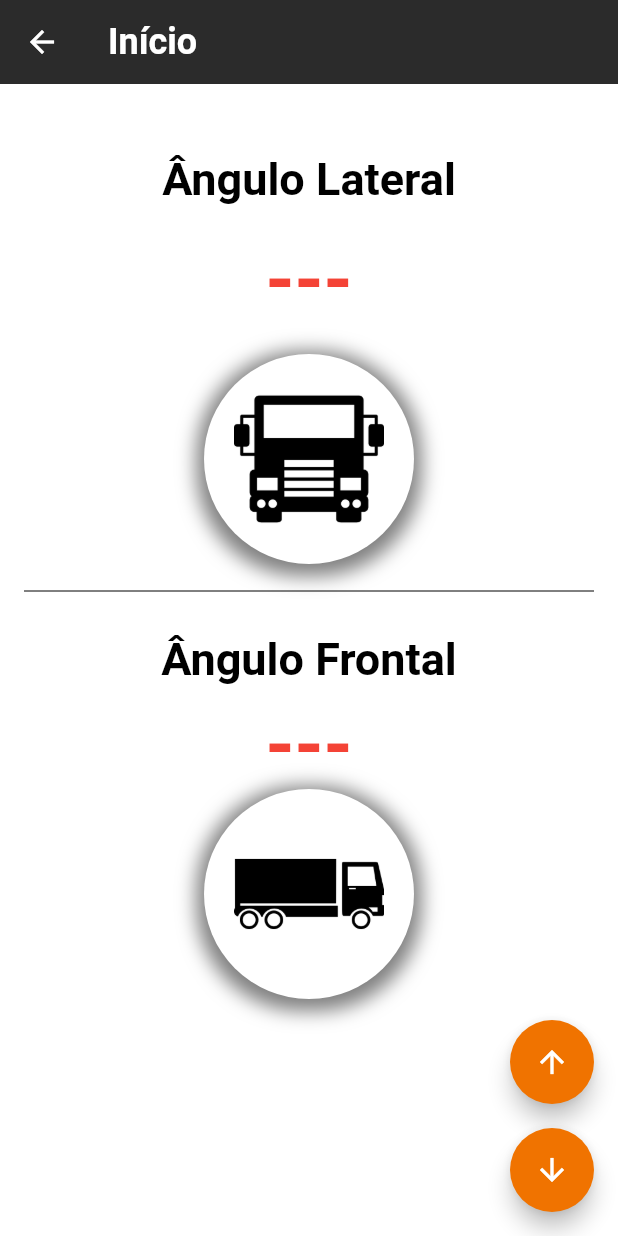
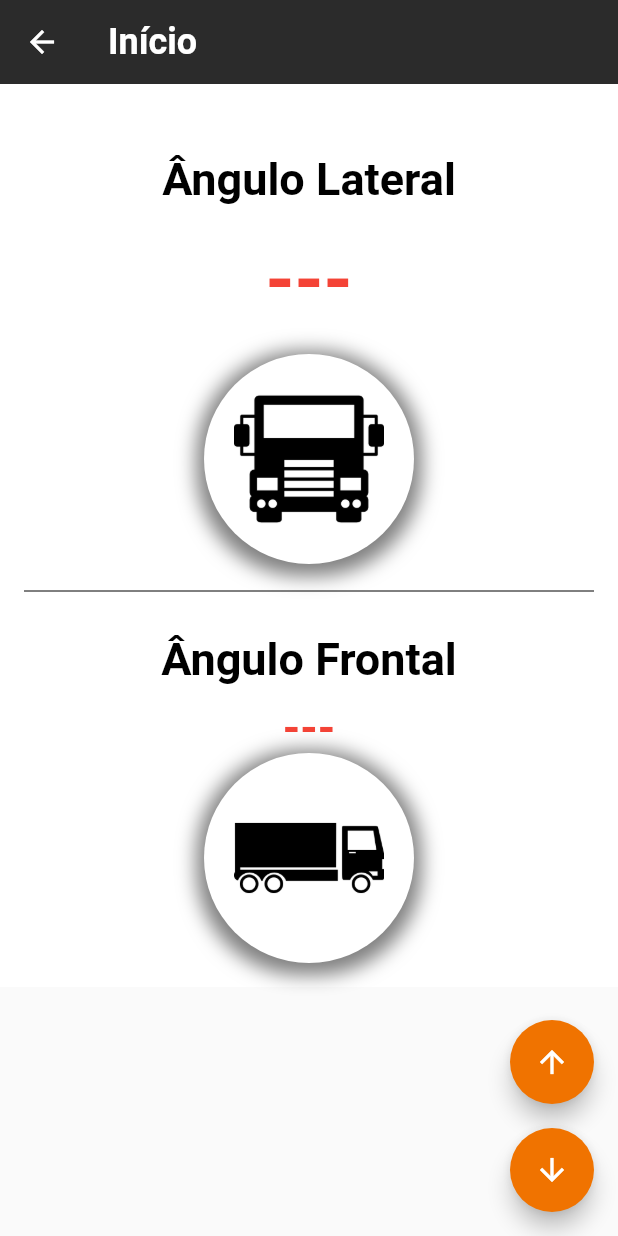
Before and after one commit to ramonVSCorrea/aplicativo_inclinometro, a Flutter app: the HomePage screen opened by its route, on a phone screen of 412 x 824 dp. Run offline on Flutter 3.47's test engine with Material 2 defaults, Android fonts, the phone set to English and light mode, and no system bars; our stand-ins replace flutter_bluetooth_serial, permission_handler, shared_preferences, sqflite; accounts and stored records are empty; Roboto replaces fonts that are missing (Poppins).

Commit message:
Fix home page

```diff
--- a/lib/views/home_page.dart
+++ b/lib/views/home_page.dart
@@ -5,14 +5,10 @@ import 'dart:math';
 import 'package:aplicativo_inclinometro/store/variables.dart';
 import 'package:flutter/material.dart';
 
-
 class HomePage extends StatefulWidget {
   @override
   _HomePage createState() => _HomePage();
 }
-
-// final double AnguloLateral = 8.2;
-// final double AnguloFrontal = 3.7;
 
 class _HomePage extends State<HomePage> {
   int _selectedIndex = 0;
@@ -29,50 +25,53 @@ class _HomePage extends State<HomePage> {
     const duration = Duration(milliseconds: 1);
 
     Timer.periodic(duration, (Timer timer) {
-      setState(() {
-      });
+      setState(() {});
     });
   }
 
-  void sendMessage(bool cmd) async{
+  void sendMessage(bool cmd) async {
     String msgBT;
 
-    if(cmd == true){
+    if (cmd == true) {
       msgBT = '{"comandoBascula":{"subir": 1,"descer": 0}}';
-    } else{
+    } else {
       msgBT = '{"comandoBascula":{"subir": 0,"descer": 1}}';
     }
 
-    if(connection == null){
+    if (connection == null) {
       print('Conexão Bluetooth não estabelecida!');
       return;
     }
 
-    try{
+    try {
       connection!.output.add(Uint8List.fromList(msgBT.codeUnits));
       await connection!.output.allSent;
       print('Mensagem enviada: $msgBT');
-    } catch(ex){
+    } catch (ex) {
       print('Erro ao enviar mensagem: $ex');
     }
   }
 
   @override
   Widget build(BuildContext context) {
+    double screenWidth = MediaQuery.of(context).size.width;
+    double screenHeight = MediaQuery.of(context).size.height;
+
     return Scaffold(
       appBar: AppBar(
         title: Text(
           'Início',
           style: TextStyle(
             fontWeight: FontWeight.bold,
-            fontSize: 24,
+            fontSize: 24, // Ajuste de tamanho de fonte
             color: Colors.white,
           ),
         ),
         backgroundColor: Color.fromARGB(255, 43, 43, 43),
         elevation: 0,
       ),
-      body: Container(
+      body: SingleChildScrollView(
+        child: Container(
           color: Colors.white,
           padding: EdgeInsets.all(16),
           child: Column(
@@ -84,7 +83,7 @@ class _HomePage extends State<HomePage> {
                 "Ângulo Lateral",
                 textAlign: TextAlign.center,
                 style: TextStyle(
-                fontSize: 30,
+                  fontSize: 30, // Ajuste de tamanho de fonte
                   fontWeight: FontWeight.bold,
                   fontFamily: 'Roboto',
                   color: Color.fromARGB(255, 0, 0, 0),
@@ -97,10 +96,15 @@ class _HomePage extends State<HomePage> {
                 connection == null ? '---' : '${anguloLateral.abs()}',
                 textAlign: TextAlign.center,
                 style: TextStyle(
-                fontSize: 50,
+                  fontSize: screenWidth < 400 ? 30 : 50, // Ajuste de tamanho de fonte
                   fontWeight: FontWeight.bold,
                   fontFamily: 'Poppins',
-                color: (anguloLateral.abs() >= bloqueioLateral) ? Colors.red : (anguloLateral.abs() >= bloqueioLateral*0.7) && (anguloLateral.abs() < bloqueioLateral)? Colors.orange : Colors.green,
+                  color: (anguloLateral.abs() >= bloqueioLateral)
+                      ? Colors.red
+                      : (anguloLateral.abs() >= bloqueioLateral * 0.7) &&
+                              (anguloLateral.abs() < bloqueioLateral)
+                          ? Colors.orange
+                          : Colors.green,
                 ),
               ),
               const SizedBox(
@@ -145,7 +149,7 @@ class _HomePage extends State<HomePage> {
                 "Ângulo Frontal",
                 textAlign: TextAlign.center,
                 style: TextStyle(
-                fontSize: 30,
+                  fontSize:30, // Ajuste de tamanho de fonte
                   fontWeight: FontWeight.bold,
                   fontFamily: 'Poppins',
                   color: Color.fromARGB(255, 0, 0, 0),
@@ -158,10 +162,15 @@ class _HomePage extends State<HomePage> {
                 connection == null ? '---' : '${anguloFrontal.abs()}',
                 textAlign: TextAlign.center,
                 style: TextStyle(
-                fontSize: 50,
+                  fontSize: 30, // Ajuste de tamanho de fonte
                   fontWeight: FontWeight.bold,
                   fontFamily: 'Poppins',
-                color: (anguloFrontal.abs() >= bloqueioFrontal) ? Colors.red : (anguloFrontal.abs() >= bloqueioFrontal*0.7) && (anguloFrontal.abs() < bloqueioFrontal)? Colors.orange : Colors.green,
+                  color: (anguloFrontal.abs() >= bloqueioFrontal)
+                      ? Colors.red
+                      : (anguloFrontal.abs() >= bloqueioFrontal * 0.7) &&
+                              (anguloFrontal.abs() < bloqueioFrontal)
+                          ? Colors.orange
+                          : Colors.green,
                 ),
               ),
               Container(
@@ -174,7 +183,7 @@ class _HomePage extends State<HomePage> {
                     BoxShadow(
                       color: Colors.black.withOpacity(0.5),
                       spreadRadius: 5,
-                    blurRadius: 10,
+                      blurRadius:10,
                       offset: Offset(0, 3),
                     ),
                   ],
@@ -191,6 +200,7 @@ class _HomePage extends State<HomePage> {
                 ),
               ),
             ],
+          ),
         ),
       ),
       floatingActionButton: Column(
```
Lines whose indentation alone changed are shown as unchanged.
